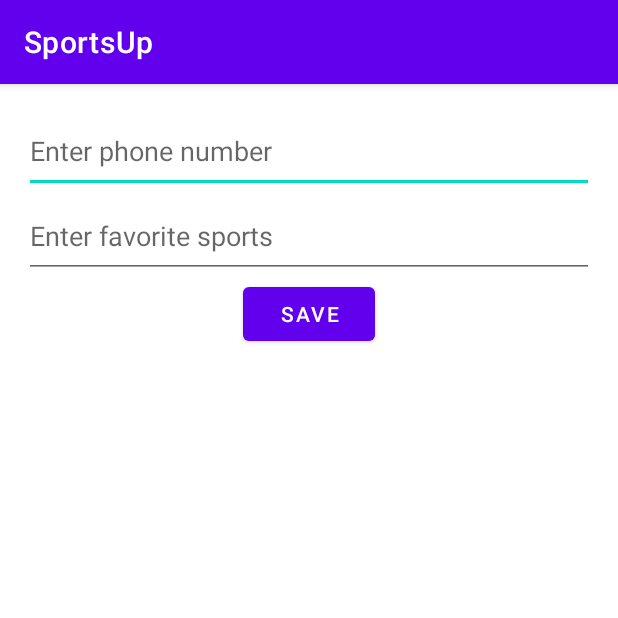
After one commit to antonio-pedro99/SportsUp, an Android app: the EditProfileActivity screen opened directly, with no data from a screen before it, on a phone screen of 412 x 824 dp, the top half of it. The commit adds this screen. Run offline under Robolectric (Android 15) with nearby library versions, the phone set to English and light mode, and no system bars; our stand-ins replace Firebase (no records; nobody signed in at launch, a user with empty details on screens opened directly); 1 statement that could not run was skipped.

Commit message:
added profile,edit profile and log out button

```diff
--- a/app/src/main/AndroidManifest.xml
+++ b/app/src/main/AndroidManifest.xml
@@ -13,6 +13,9 @@
         android:supportsRtl="true"
         android:theme="@style/Theme.SportsUp"
         tools:targetApi="31">
+        <activity
+            android:name=".EditProfileActivity"
+            android:exported="false" />
         <activity
             android:name=".RegisterActivity"
             android:exported="false" />
--- /dev/null
+++ b/app/src/main/java/com/sigma/sportsup/EditProfileActivity.java
@@ -0,0 +1,96 @@
+package com.sigma.sportsup;
+
+import android.app.Activity;
+import android.content.Intent;
+import android.os.Bundle;
+import android.text.TextUtils;
+import android.util.Log;
+import android.view.View;
+import android.widget.Button;
+import android.widget.EditText;
+import android.widget.Toast;
+
+import androidx.annotation.NonNull;
+import androidx.annotation.Nullable;
+import androidx.appcompat.app.AppCompatActivity;
+
+import com.google.firebase.auth.FirebaseAuth;
+import com.google.firebase.firestore.DocumentReference;
+import com.google.firebase.firestore.FirebaseFirestore;
+import com.sigma.sportsup.R;
+
+import java.util.ArrayList;
+import java.util.Arrays;
+import java.util.List;
+import java.util.Objects;
+
+public class EditProfileActivity extends AppCompatActivity {
+
+    private FirebaseAuth mAuth;
+    private FirebaseFirestore mFirestore;
+    private String userId;
+    private EditText etPhone, etSportsList;
+
+    private List<String> sportsList;
+
+    @Override
+    public void onCreate(Bundle savedInstanceState) {
+        super.onCreate(savedInstanceState);
+        setContentView(R.layout.activity_edit_profile);
+        mAuth = FirebaseAuth.getInstance();
+        mFirestore = FirebaseFirestore.getInstance();
+        userId = Objects.requireNonNull(mAuth.getCurrentUser()).getUid();
+        etPhone = findViewById(R.id.etPhone);
+        etSportsList = findViewById(R.id.etSportsList);
+
+        // Fetch user data from Firestore
+        mFirestore.collection("users")
+                .document(userId)
+                .get()
+                .addOnSuccessListener(documentSnapshot -> {
+                    String phone = documentSnapshot.getString("phone");
+                    sportsList = (List<String>) documentSnapshot.get("sports_fav");
+
+                    // Set the initial values of the EditText fields to the current values in Firestore
+                    etPhone.setText(phone);
+                    etSportsList.setText(TextUtils.join(", ", sportsList));
+                })
+                .addOnFailureListener(e -> {
+                    // Show a toast message if there was an error fetching the data from Firestore
+                    Toast.makeText(this, "Could not fetch user data from database", Toast.LENGTH_SHORT).show();
+                });
+
+        // Set up save button click listener
+        Button btnSave = findViewById(R.id.btnSave);
+        btnSave.setOnClickListener(v -> {
+            // Get the updated phone number and sports list from the EditText fields
+            String phone = etPhone.getText().toString().trim();
+            String sports = etSportsList.getText().toString().trim();
+            Log.d("EditProfileActivity", "sports: " + sports);
+
+            // Split the sports list string into an array of strings
+            String[] sportsArray = sports.split(",");
+            Log.d("EditProfileActivity", "sportsArray: " + Arrays.toString(sportsArray));
+
+//             Convert the array of strings to a list of strings
+            sportsList = new ArrayList<>();
+            for (String sport : sportsArray) {
+                String trimmed = sport.trim();
+                if (!TextUtils.isEmpty(trimmed)) {
+                    sportsList.add(trimmed);
+                }
+            }
+
+            // Update the user's phone number and sports list in Firestore
+            DocumentReference userRef = mFirestore.collection("users").document(userId);
+            userRef.update("phone", phone);
+            userRef.update("sports_fav", sportsList);
+
+            // Navigate back to the profile activity
+            Intent resultIntent = new Intent();
+            resultIntent.putExtra("profile_updated", true);
+            setResult(Activity.RESULT_OK, resultIntent);
+            finish();
+        });
+    }
+}
--- a/app/src/main/java/com/sigma/sportsup/MainActivity.kt
+++ b/app/src/main/java/com/sigma/sportsup/MainActivity.kt
@@ -16,7 +16,6 @@ class MainActivity : AppCompatActivity() {
 
     override fun onCreate(savedInstanceState: Bundle?) {
         super.onCreate(savedInstanceState)
-
         binding = ActivityMainBinding.inflate(layoutInflater)
         setContentView(binding.root)
 
--- /dev/null
+++ b/app/src/main/res/layout/activity_edit_profile.xml
@@ -0,0 +1,40 @@
+<?xml version="1.0" encoding="utf-8"?>
+<LinearLayout xmlns:android="http://schemas.android.com/apk/res/android"
+    android:layout_width="match_parent"
+    android:layout_height="match_parent"
+    android:layout_marginLeft="16dp"
+    android:layout_marginTop="16dp"
+    android:layout_marginRight="16dp"
+    android:layout_marginBottom="16dp"
+    android:orientation="vertical">
+
+    <EditText
+        android:id="@+id/etPhone"
+        android:layout_width="match_parent"
+        android:layout_height="wrap_content"
+        android:ems="10"
+        android:hint="@string/enter_phone_number"
+        android:inputType="phone"
+        android:paddingTop="16dp"
+        android:paddingBottom="16dp"
+        android:autofillHints="" />
+
+
+    <EditText
+        android:id="@+id/etSportsList"
+        android:layout_width="match_parent"
+        android:layout_height="wrap_content"
+        android:ems="10"
+        android:hint="@string/enter_favorite_sports"
+        android:inputType="text"
+        android:paddingTop="16dp"
+        android:paddingBottom="16dp"
+        android:autofillHints="" />
+
+    <Button
+        android:id="@+id/btnSave"
+        android:layout_width="wrap_content"
+        android:layout_height="wrap_content"
+        android:text="@string/save"
+        android:layout_gravity="center_horizontal"/>
+</LinearLayout>
--- a/app/src/main/res/values/strings.xml
+++ b/app/src/main/res/values/strings.xml
@@ -12,4 +12,13 @@
     <string name="game">Game</string>
     <string name="create_new">Create new</string>
     <string name="initial_game">All</string>
+    <string name="name">Name</string>
+    <string name="age">Age</string>
+    <string name="phone">Phone</string>
+    <string name="sports_list">Sports List</string>
+    <string name="edit_profile">Edit Profile</string>
+    <string name="enter_phone_number">Enter phone number</string>
+    <string name="enter_favorite_sports">Enter favorite sports</string>
+    <string name="save">Save</string>
+    <string name="log_out">Log Out</string>
 </resources>
```
Also changed, not shown: app/src/main/java/com/sigma/sportsup/ui/profile/EditProfileFragment.java (added, +96 -0 lines), app/src/main/java/com/sigma/sportsup/ui/profile/ProfileFragment.java (added, +137 -0 lines), app/src/main/java/com/sigma/sportsup/ui/profile/ProfileFragment.kt (deleted, +0 -26 lines), app/src/main/java/com/sigma/sportsup/ui/profile/ProfileViewModel.java (added, +17 -0 lines), app/src/main/java/com/sigma/sportsup/ui/profile/ProfileViewModel.kt (deleted, +0 -12 lines), app/src/main/res/layout/fragment_profile.xml (+52 -15 lines).
